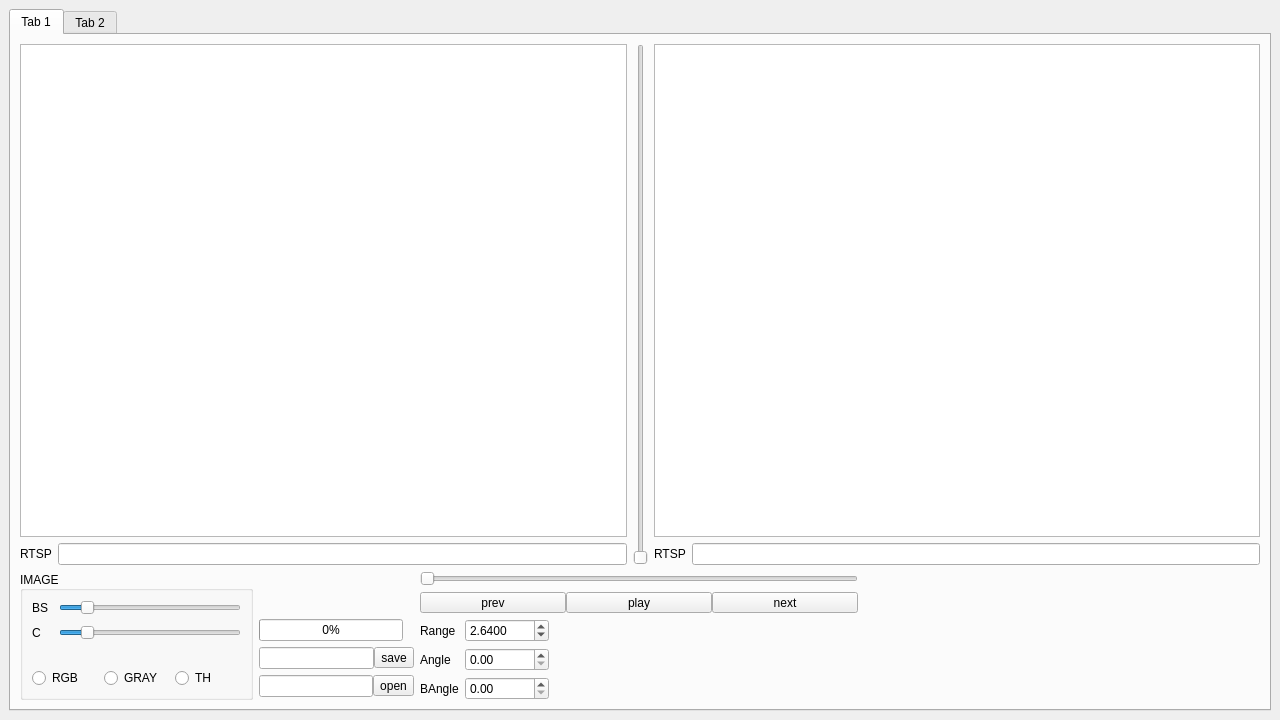
This is mainwindow.ui in RZFD12/BIRD_DETECTOR as Qt 5 draws it before an edit. The edited form follows.
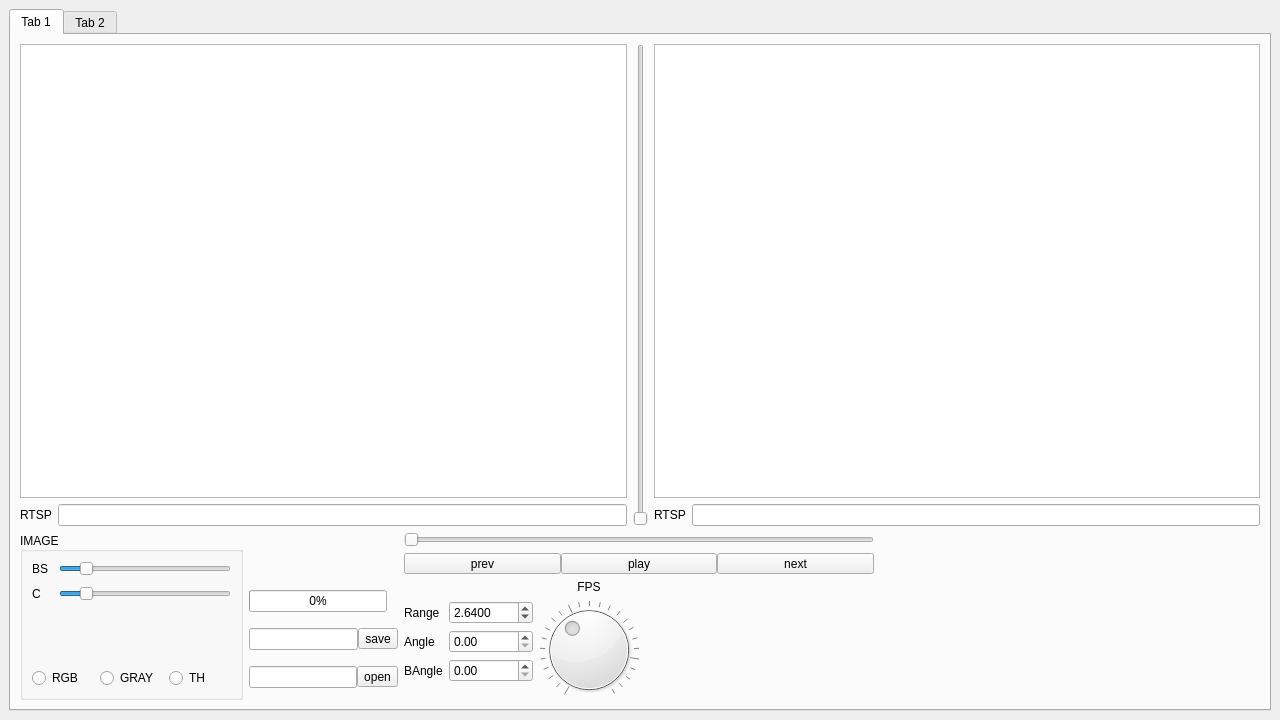
This is the edited form. Icons and pictures are not drawn.

The edit to the form file:
```diff
--- a/mainwindow.ui
+++ b/mainwindow.ui
@@ -421,6 +421,9 @@
         </item>
         <item row="2" column="2">
          <layout class="QFormLayout" name="formLayout">
+          <property name="topMargin">
+           <number>21</number>
+          </property>
           <item row="0" column="0">
            <widget class="QLabel" name="labelRange">
             <property name="text">
@@ -498,6 +501,82 @@
           </item>
          </layout>
         </item>
+        <item row="2" column="3">
+         <layout class="QGridLayout" name="gridLayout_2" rowstretch="0,0" columnstretch="0,0">
+          <property name="rightMargin">
+           <number>233</number>
+          </property>
+          <property name="bottomMargin">
+           <number>0</number>
+          </property>
+          <property name="horizontalSpacing">
+           <number>10</number>
+          </property>
+          <property name="verticalSpacing">
+           <number>6</number>
+          </property>
+          <item row="1" column="0">
+           <widget class="QDial" name="dial">
+            <property name="sizePolicy">
+             <sizepolicy hsizetype="Fixed" vsizetype="Fixed">
+              <horstretch>0</horstretch>
+              <verstretch>0</verstretch>
+             </sizepolicy>
+            </property>
+            <property name="maximumSize">
+             <size>
+              <width>100</width>
+              <height>100</height>
+             </size>
+            </property>
+            <property name="minimum">
+             <number>1</number>
+            </property>
+            <property name="maximum">
+             <number>25</number>
+            </property>
+            <property name="value">
+             <number>10</number>
+            </property>
+            <property name="notchesVisible">
+             <bool>true</bool>
+            </property>
+           </widget>
+          </item>
+          <item row="0" column="0">
+           <widget class="QLabel" name="label_3">
+            <property name="sizePolicy">
+             <sizepolicy hsizetype="Preferred" vsizetype="Fixed">
+              <horstretch>0</horstretch>
+              <verstretch>0</verstretch>
+             </sizepolicy>
+            </property>
+            <property name="text">
+             <string>FPS</string>
+            </property>
+            <property name="alignment">
+             <set>Qt::AlignCenter</set>
+            </property>
+           </widget>
+          </item>
+          <item row="1" column="1">
+           <widget class="QLabel" name="label_4">
+            <property name="sizePolicy">
+             <sizepolicy hsizetype="Ignored" vsizetype="Fixed">
+              <horstretch>0</horstretch>
+              <verstretch>0</verstretch>
+             </sizepolicy>
+            </property>
+            <property name="text">
+             <string>10</string>
+            </property>
+            <property name="alignment">
+             <set>Qt::AlignLeading|Qt::AlignLeft|Qt::AlignVCenter</set>
+            </property>
+           </widget>
+          </item>
+         </layout>
+        </item>
        </layout>
       </widget>
       <widget class="QWidget" name="tab_2">
```
